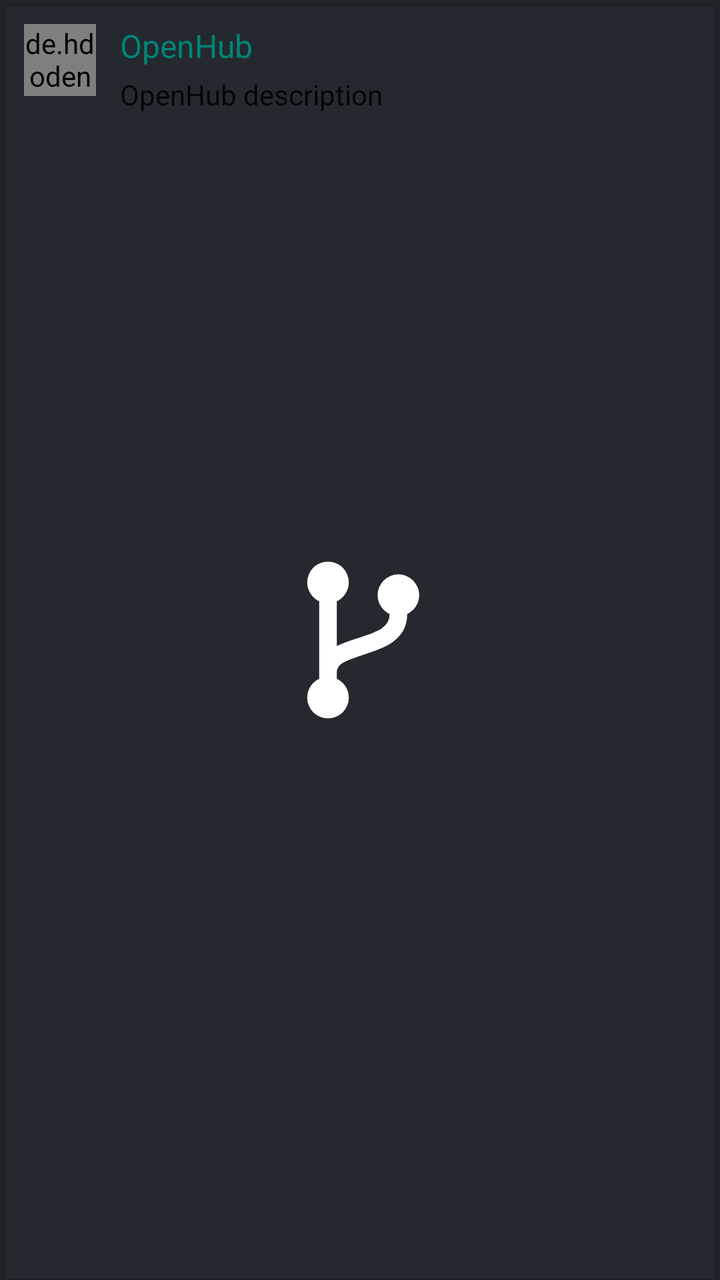
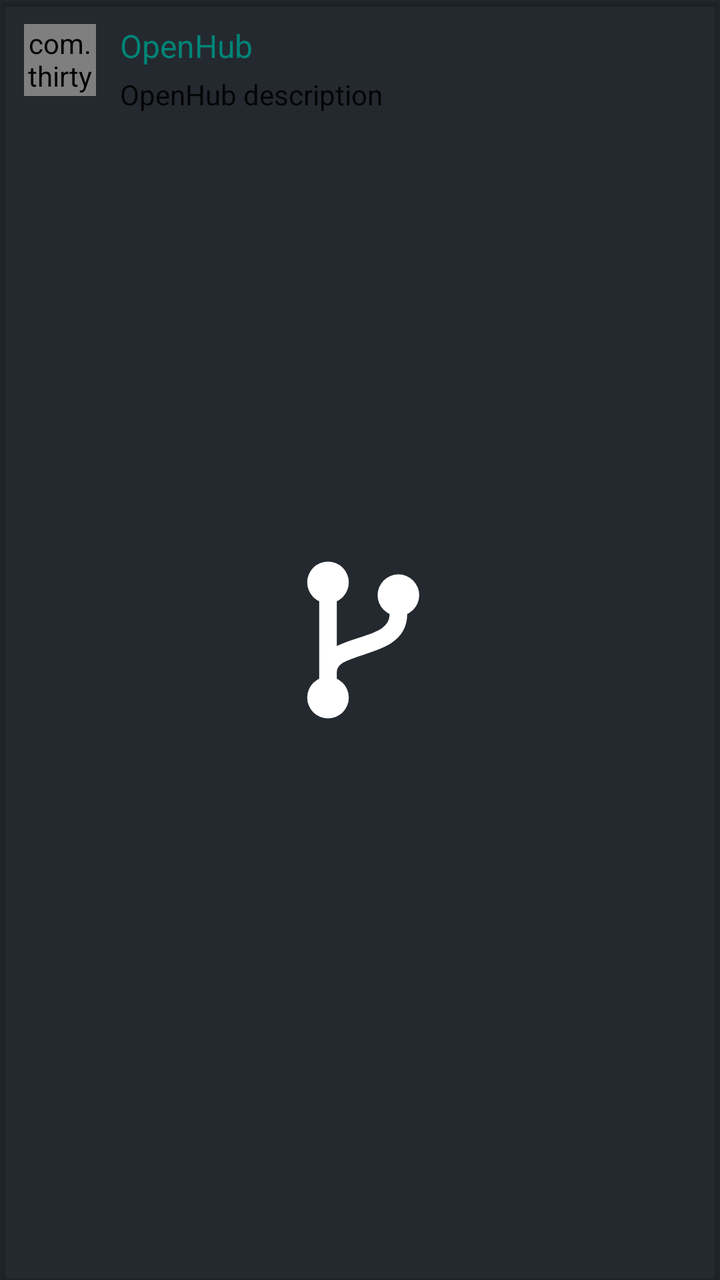

Screens rendered from an Android XML layout before and after an edit, with the pre-edit source and the edit as a unified diff.
<!-- AndroidManifest.xml: application theme SplashTheme -->
<!-- res/layout/layout_item_commit.xml -->
<?xml version="1.0" encoding="utf-8"?>
<androidx.cardview.widget.CardView
    xmlns:android="http://schemas.android.com/apk/res/android"
    xmlns:app="http://schemas.android.com/apk/res-auto"
    android:layout_width="match_parent"
    android:layout_height="wrap_content"
    android:layout_marginLeft="@dimen/card_view_horizontal_margin"
    android:layout_marginRight="@dimen/card_view_horizontal_margin"
    android:layout_marginTop="@dimen/card_view_vertical_margin"
    android:layout_marginBottom="@dimen/card_view_vertical_margin"
    android:background="?card_background"
    android:foreground="?android:attr/selectableItemBackground"
    app:cardBackgroundColor="?card_background"
    app:cardCornerRadius="@dimen/card_view_corner_radius">

    <LinearLayout
        android:layout_width="match_parent"
        android:layout_height="wrap_content"
        android:orientation="horizontal"
        android:padding="@dimen/spacing_normal">

        <de.hdodenhof.circleimageview.CircleImageView
            android:id="@+id/user_avatar"
            android:layout_width="36dp"
            android:layout_height="36dp"
            android:background="?android:selectableItemBackgroundBorderless"
            android:tint="?android:textColorSecondary"/>

        <LinearLayout
            android:layout_width="match_parent"
            android:layout_height="wrap_content"
            android:orientation="vertical"
            android:layout_marginStart="@dimen/spacing_normal">
            <LinearLayout
                android:layout_width="match_parent"
                android:layout_height="wrap_content"
                android:orientation="horizontal">
                <TextView
                    android:id="@+id/user_name"
                    android:layout_width="wrap_content"
                    android:layout_height="wrap_content"
                    android:text="OpenHub"
                    android:textSize="@dimen/text_normal"
                    android:textColor="?colorAccent"/>
                <TextView
                    android:id="@+id/time"
                    android:layout_width="0dp"
                    android:layout_height="wrap_content"
                    android:layout_weight="1"
                    android:gravity="right"
                    android:textSize="@dimen/text_mini"
                    android:textColor="?android:textColorSecondary"
                    android:layout_marginStart="@dimen/spacing_mini"
                    android:layout_gravity="top"/>
            </LinearLayout>

            <TextView
                android:id="@+id/commit_message"
                android:layout_width="match_parent"
                android:layout_height="wrap_content"
                android:text="OpenHub description"
                android:textSize="@dimen/text_small"
                android:maxLines="4"
                android:paddingTop="@dimen/spacing_mini"
                android:paddingBottom="@dimen/spacing_mini"
                android:textColor="?android:textColorPrimary"
                android:transitionName="issueTitle"/>

            <LinearLayout
                android:layout_width="match_parent"
                android:layout_height="wrap_content"
                android:orientation="horizontal">
                <TextView
                    android:id="@+id/commit_brief_sha"
                    android:layout_width="0dp"
                    android:layout_height="wrap_content"
                    android:layout_weight="1"
                    android:textSize="@dimen/text_mini"
                    android:textColor="?android:textColorSecondary"/>
                <LinearLayout
                    android:layout_width="wrap_content"
                    android:layout_height="wrap_content"
                    android:orientation="horizontal"
                    android:gravity="center_vertical"
                    android:layout_marginStart="@dimen/spacing_small">
                    <androidx.appcompat.widget.AppCompatImageView
                        android:layout_width="12dp"
                        android:layout_height="12dp"
                        app:srcCompat="@drawable/ic_comment"
                        android:tint="?android:textColorSecondary"/>
                    <TextView
                        android:id="@+id/comment_num"
                        android:layout_width="wrap_content"
                        android:layout_height="wrap_content"
                        android:textSize="@dimen/text_mini"
                        android:textColor="?android:textColorSecondary"
                        android:layout_marginStart="@dimen/spacing_mini"/>
                </LinearLayout>
            </LinearLayout>

        </LinearLayout>

    </LinearLayout>

</androidx.cardview.widget.CardView>
<!-- resources referenced by this layout -->
<resources>
  <dimen name="card_view_corner_radius">2dp</dimen>
  <dimen name="card_view_horizontal_margin">8dp</dimen>
  <dimen name="card_view_vertical_margin">4dp</dimen>
  <dimen name="spacing_mini">4dp</dimen>
  <dimen name="spacing_normal">12dp</dimen>
  <dimen name="spacing_small">8dp</dimen>
  <dimen name="text_mini">12sp</dimen>
  <dimen name="text_normal">16sp</dimen>
  <dimen name="text_small">14sp</dimen>
  <!-- drawable ic_comment (drawable) -->
  <vector xmlns:android="http://schemas.android.com/apk/res/android"
          android:width="24dp"
          android:height="24dp"
          android:viewportWidth="24.0"
          android:viewportHeight="24.0">
      <path
          android:fillColor="?icon_color"
          android:pathData="M21.99,4c0,-1.1 -0.89,-2 -1.99,-2L4,2c-1.1,0 -2,0.9 -2,2v12c0,1.1 0.9,2 2,2h14l4,4 -0.01,-18zM18,14L6,14v-2h12v2zM18,11L6,11L6,9h12v2zM18,8L6,8L6,6h12v2z"/>
  </vector>
  <style name="SplashTheme" parent="Theme.AppCompat.Light.NoActionBar">
          
          <item name="android:statusBarColor">@color/transparent</item>
          
          <item name="android:windowBackground">@drawable/splash_screen_drawable</item>
          
      </style>
  <color name="transparent">#00FFFFFF</color>
  <!-- drawable splash_screen_drawable (drawable) -->
  <layer-list xmlns:android="http://schemas.android.com/apk/res/android">
      <item>
          <shape>
              <solid android:color="@color/logo_background"/>
          </shape>
      </item>
      <item
          android:width="144dp"
          android:height="144dp"
          android:gravity="center">
          <vector
              android:width="144dp"
              android:height="144dp"
              android:viewportWidth="108"
              android:viewportHeight="108">
              <group
                  android:pivotX="54"
                  android:pivotY="54"
                  android:scaleX="1.2"
                  android:scaleY="1.2">
                  <path
                      android:pathData="M44,40 L44,68 M66,46 C66,58 44,54 44,64"
                      android:strokeColor="#FFFFFF"
                      android:strokeWidth="5.5"
                      android:strokeLineCap="round"/>
                  <path
                      android:fillColor="#FFFFFF"
                      android:pathData="M37.5,36 a6.5,6.5 0 1,0 13,0 a6.5,6.5 0 1,0 -13,0 Z M37.5,72 a6.5,6.5 0 1,0 13,0 a6.5,6.5 0 1,0 -13,0 Z M59.5,40 a6.5,6.5 0 1,0 13,0 a6.5,6.5 0 1,0 -13,0 Z"/>
              </group>
          </vector>
      </item>
  </layer-list>
  <color name="logo_background">#24292F</color>
</resources>

<!-- the commit's change to res/layout/layout_item_commit.xml (unified diff, before → after) -->
@@ -19,7 +19,7 @@
         android:orientation="horizontal"
         android:padding="@dimen/spacing_normal">
 
-        <de.hdodenhof.circleimageview.CircleImageView
+        <com.thirtydegreesray.openhub.ui.widget.CircleImageView
             android:id="@+id/user_avatar"
             android:layout_width="36dp"
             android:layout_height="36dp"
